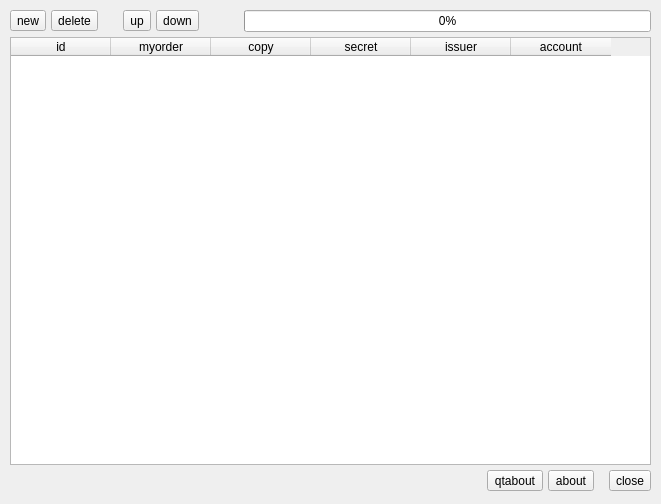
The window that ui/frmMain.ui (roanfranklin/remf_authentication) describes before a commit, drawn with Qt 5.
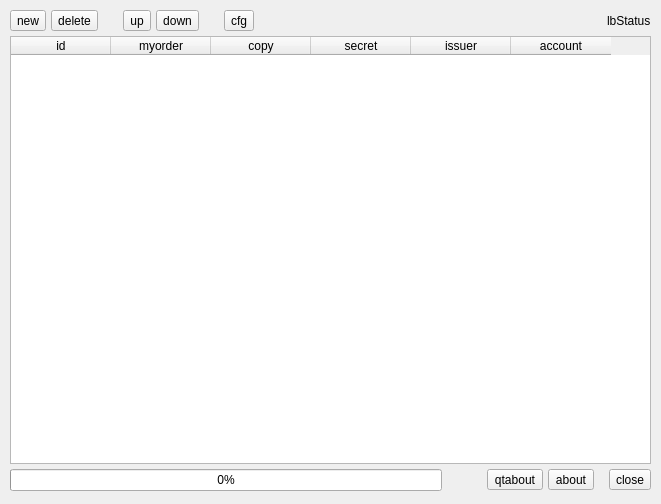
The same window after the commit.

What changed in the file:
```diff
--- a/ui/frmMain.ui
+++ b/ui/frmMain.ui
@@ -106,7 +106,7 @@
           </widget>
          </item>
          <item>
-          <spacer name="horizontalSpacer">
+          <spacer name="horizontalSpacer_6">
            <property name="orientation">
             <enum>Qt::Horizontal</enum>
            </property>
@@ -115,6 +115,29 @@
            </property>
            <property name="sizeHint" stdset="0">
             <size>
+             <width>20</width>
+             <height>20</height>
+            </size>
+           </property>
+          </spacer>
+         </item>
+         <item>
+          <widget class="QToolButton" name="btnCfg">
+           <property name="text">
+            <string>cfg</string>
+           </property>
+          </widget>
+         </item>
+         <item>
+          <spacer name="horizontalSpacer">
+           <property name="orientation">
+            <enum>Qt::Horizontal</enum>
+           </property>
+           <property name="sizeType">
+            <enum>QSizePolicy::Expanding</enum>
+           </property>
+           <property name="sizeHint" stdset="0">
+            <size>
              <width>40</width>
              <height>20</height>
             </size>
@@ -122,18 +145,9 @@
           </spacer>
          </item>
          <item>
-          <widget class="QProgressBar" name="pbTimeOut">
-           <property name="maximum">
-            <number>30</number>
-           </property>
-           <property name="value">
-            <number>0</number>
-           </property>
-           <property name="textVisible">
-            <bool>true</bool>
-           </property>
-           <property name="format">
-            <string>%p%</string>
+          <widget class="QLabel" name="lbStatus">
+           <property name="text">
+            <string>lbStatus</string>
            </property>
           </widget>
          </item>
@@ -178,11 +192,27 @@
          <property name="topMargin">
           <number>0</number>
          </property>
+         <item>
+          <widget class="QProgressBar" name="pbTimeOut">
+           <property name="maximum">
+            <number>30</number>
+           </property>
+           <property name="value">
+            <number>0</number>
+           </property>
+           <property name="textVisible">
+            <bool>true</bool>
+           </property>
+          </widget>
+         </item>
          <item>
           <spacer name="horizontalSpacer_4">
            <property name="orientation">
             <enum>Qt::Horizontal</enum>
            </property>
+           <property name="sizeType">
+            <enum>QSizePolicy::Maximum</enum>
+           </property>
            <property name="sizeHint" stdset="0">
             <size>
              <width>40</width>
```
